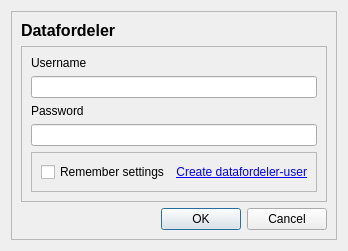
This is Datafordeler/settings.ui in Septima/qgis-dfd-knap as Qt 5 draws it before an edit. The edited form follows.
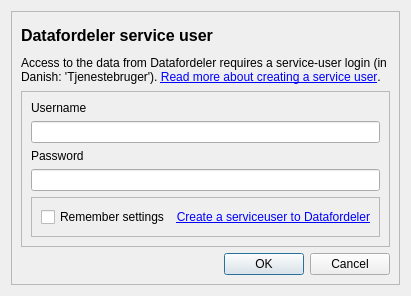
This is the edited form.

Commit message: Added more information in GUI about creating a service user

Diff of the .ui file:
```diff
--- a/Datafordeler/settings.ui
+++ b/Datafordeler/settings.ui
@@ -6,8 +6,8 @@
    <rect>
     <x>0</x>
     <y>0</y>
-    <width>337</width>
-    <height>242</height>
+    <width>396</width>
+    <height>296</height>
    </rect>
   </property>
   <property name="windowTitle">
@@ -26,7 +26,17 @@
       <item>
        <widget class="QLabel" name="label_2">
         <property name="text">
-         <string>&lt;html&gt;&lt;head/&gt;&lt;body&gt;&lt;p&gt;&lt;span style=&quot; font-size:12pt; font-weight:600;&quot;&gt;Datafordeler&lt;/span&gt;&lt;/p&gt;&lt;/body&gt;&lt;/html&gt;</string>
+         <string>&lt;html&gt;&lt;head/&gt;&lt;body&gt;&lt;p&gt;&lt;span style=&quot; font-size:12pt; font-weight:600;&quot;&gt;Datafordeler service user&lt;/span&gt;&lt;/p&gt;&lt;/body&gt;&lt;/html&gt;</string>
+        </property>
+       </widget>
+      </item>
+      <item>
+       <widget class="QLabel" name="label_3">
+        <property name="text">
+         <string>&lt;html&gt;&lt;head/&gt;&lt;body&gt;&lt;p&gt;Access to the data from Datafordeler requires a service-user login (in Danish: 'Tjenestebruger'). &lt;a href=&quot;http://datafordeler.dk/vejledninger/brugeroprettelse/&quot;&gt;&lt;span style=&quot; text-decoration: underline; color:#0000ff;&quot;&gt;Read more about creating a service user&lt;/span&gt;&lt;/a&gt;.&lt;/p&gt;&lt;/body&gt;&lt;/html&gt;</string>
+        </property>
+        <property name="wordWrap">
+         <bool>true</bool>
         </property>
        </widget>
       </item>
@@ -88,7 +98,7 @@
             <item>
              <widget class="QLabel" name="label">
               <property name="text">
-               <string>&lt;html&gt;&lt;head/&gt;&lt;body&gt;&lt;p align=&quot;right&quot;&gt;&lt;a href=&quot;https://selfservice.datafordeler.dk/&quot;&gt;&lt;span style=&quot; text-decoration: underline; color:#0000ff;&quot;&gt;Create datafordeler-user&lt;/span&gt;&lt;/a&gt;&lt;/p&gt;&lt;/body&gt;&lt;/html&gt;</string>
+               <string>&lt;html&gt;&lt;head/&gt;&lt;body&gt;&lt;p align=&quot;right&quot;&gt;&lt;a href=&quot;https://selfservice.datafordeler.dk/&quot;&gt;&lt;span style=&quot; text-decoration: underline; color:#0000ff;&quot;&gt;Create a serviceuser to Datafordeler&lt;/span&gt;&lt;/a&gt;&lt;/p&gt;&lt;/body&gt;&lt;/html&gt;</string>
               </property>
               <property name="openExternalLinks">
                <bool>true</bool>
```
